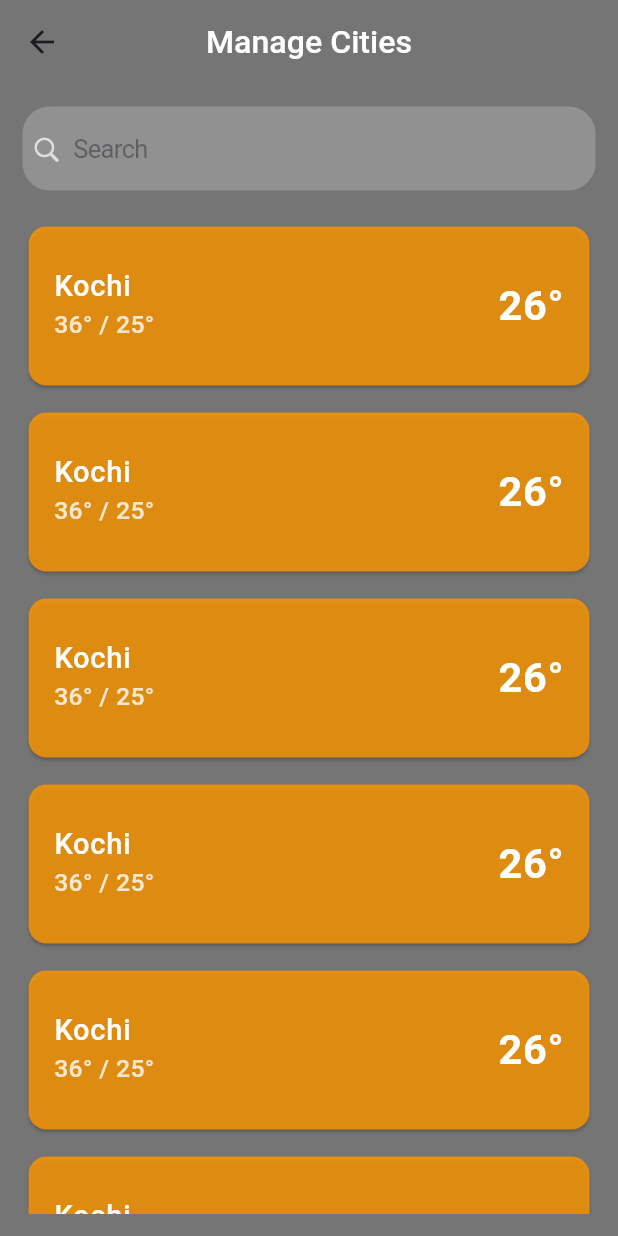
After one commit to niyaskunnekkadan/climezone_weather_application, a Flutter app: the ScreenManageCity screen opened by its route, on a phone screen of 412 x 824 dp. The commit adds this screen. Run offline on Flutter 3.47's test engine with Material 2 defaults, Android fonts, the phone set to English and light mode, and no system bars; network calls fail.

Commit message:
screen manage cities ui completed

```diff
--- a/lib/main.dart
+++ b/lib/main.dart
@@ -1,4 +1,5 @@
 import 'package:clime_zone/presentation/screenHome/screen_home.dart';
+import 'package:clime_zone/presentation/screenManageCity/screen_manage_city.dart';
 import 'package:flutter/material.dart';
 
 void main() {
@@ -17,7 +18,11 @@ class MyApp extends StatelessWidget {
         useMaterial3: true,
       ),
       debugShowCheckedModeBanner: false,
-      home: const ScreenHome(),
+      initialRoute: '/',
+      routes: {
+        '/': (context) => const ScreenHome(),
+        '/manage_city': (context) => const ScreenManageCity(),
+      },
     );
   }
 }
--- /dev/null
+++ b/lib/presentation/screenManageCity/screen_manage_city.dart
@@ -0,0 +1,65 @@
+import 'package:clime_zone/core/color.dart';
+import 'package:clime_zone/core/sizes.dart';
+import 'package:clime_zone/presentation/screenManageCity/widgets/city_card.dart';
+import 'package:clime_zone/presentation/screenManageCity/widgets/search_field.dart';
+import 'package:flutter/cupertino.dart';
+import 'package:flutter/material.dart';
+import 'package:flutter/src/widgets/framework.dart';
+
+class ScreenManageCity extends StatelessWidget {
+  const ScreenManageCity({super.key});
+
+  @override
+  Widget build(BuildContext context) {
+    Size size = MediaQuery.of(context).size;
+    bool isActive = false;
+    return Scaffold(
+      backgroundColor: Colors.black54,
+      appBar: AppBar(
+        backgroundColor: Colors.transparent,
+        elevation: 0,
+        title: Text(
+          'Manage Cities',
+          style: TextStyle(
+            color: kWhite,
+            fontWeight: FontWeight.w500,
+            fontSize: size.width * .052,
+          ),
+        ),
+        centerTitle: true,
+      ),
+      body: Padding(
+        padding: const EdgeInsets.all(15),
+        child: Column(
+          children: [
+            SearchFieldManageCity(
+              onTap: () {
+                isActive = true;
+                print(isActive);
+              },
+            ),
+            height20,
+            isActive
+                ? Expanded(
+                    child: Container(
+                      color: Colors.yellow,
+                      width: double.infinity,
+                    ),
+                  )
+                : Expanded(
+                    child: ListView.separated(
+                      itemBuilder: (context, index) {
+                        return CityCard(size: size, title: 'Kochi');
+                      },
+                      separatorBuilder: (context, index) {
+                        return height10;
+                      },
+                      itemCount: 10,
+                    ),
+                  ),
+          ],
+        ),
+      ),
+    );
+  }
+}
--- /dev/null
+++ b/lib/presentation/screenManageCity/widgets/city_card.dart
@@ -0,0 +1,47 @@
+import 'package:clime_zone/core/color.dart';
+import 'package:flutter/material.dart';
+
+class CityCard extends StatelessWidget {
+  const CityCard({
+    super.key,
+    required this.size,
+    required this.title,
+  });
+
+  final Size size;
+  final String title;
+
+  @override
+  Widget build(BuildContext context) {
+    return Card(
+      color: Colors.orange.withOpacity(.8),
+      child: ListTile(
+        contentPadding: const EdgeInsets.all(17),
+        title: Text(
+          title,
+          style: TextStyle(
+            color: kWhite,
+            fontSize: size.width * .047,
+            fontWeight: FontWeight.w500,
+          ),
+        ),
+        subtitle: Text(
+          '36° / 25°',
+          style: TextStyle(
+            color: kWhite.withOpacity(.8),
+            fontSize: size.width * .04,
+            fontWeight: FontWeight.w500,
+          ),
+        ),
+        trailing: Text(
+          '26°',
+          style: TextStyle(
+            color: kWhite,
+            fontSize: size.width * .067,
+            fontWeight: FontWeight.w600,
+          ),
+        ),
+      ),
+    );
+  }
+}
--- /dev/null
+++ b/lib/presentation/screenManageCity/widgets/search_field.dart
@@ -0,0 +1,34 @@
+import 'package:clime_zone/core/color.dart';
+import 'package:flutter/cupertino.dart';
+import 'package:flutter/material.dart';
+
+class SearchFieldManageCity extends StatelessWidget {
+  const SearchFieldManageCity({
+    super.key,
+    required this.onTap,
+  });
+  final void Function() onTap;
+
+  @override
+  Widget build(BuildContext context) {
+    return CupertinoSearchTextField(
+      padding: const EdgeInsets.symmetric(vertical: 18, horizontal: 8),
+      prefixIcon: Icon(
+        CupertinoIcons.search,
+        color: kWhite.withOpacity(.7),
+      ),
+      style: TextStyle(
+        color: kWhite.withOpacity(.8),
+      ),
+      suffixIcon: Icon(
+        CupertinoIcons.xmark_circle_fill,
+        color: kWhite.withOpacity(.7),
+      ),
+      decoration: BoxDecoration(
+        color: kWhite.withOpacity(.2),
+        borderRadius: BorderRadius.circular(18),
+      ),
+      onTap: () => onTap,
+    );
+  }
+}
```
